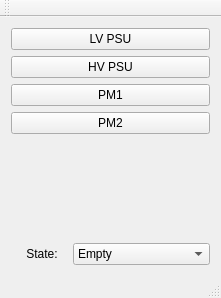
This is client_gui/forms/mainwindow.ui in m-fila/ELITPCdcs as Qt 5 draws it before an edit. The edited form follows.
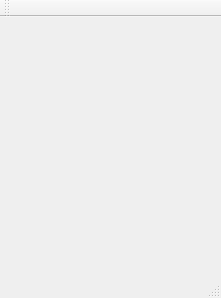
This is the edited form.

Diff of the .ui file:
```diff
--- a/client_gui/forms/mainwindow.ui
+++ b/client_gui/forms/mainwindow.ui
@@ -14,130 +14,7 @@
    <string>ELITPC DCS client</string>
   </property>
   <widget class="QWidget" name="centralWidget">
-   <layout class="QVBoxLayout" name="verticalLayout">
-    <item>
-     <widget class="QPushButton" name="StartLVpsu">
-      <property name="text">
-       <string>LV PSU</string>
-      </property>
-     </widget>
-    </item>
-    <item>
-     <widget class="QPushButton" name="StartHVpsu">
-      <property name="text">
-       <string>HV PSU</string>
-      </property>
-     </widget>
-    </item>
-    <item>
-     <widget class="QPushButton" name="StartPM1">
-      <property name="text">
-       <string>PM1</string>
-      </property>
-     </widget>
-    </item>
-    <item>
-     <widget class="QPushButton" name="StartPM2">
-      <property name="text">
-       <string>PM2</string>
-      </property>
-     </widget>
-    </item>
-    <item>
-     <spacer name="verticalSpacer">
-      <property name="orientation">
-       <enum>Qt::Vertical</enum>
-      </property>
-      <property name="sizeHint" stdset="0">
-       <size>
-        <width>20</width>
-        <height>40</height>
-       </size>
-      </property>
-     </spacer>
-    </item>
-    <item>
-     <layout class="QHBoxLayout" name="stateLayout">
-      <property name="leftMargin">
-       <number>6</number>
-      </property>
-      <property name="topMargin">
-       <number>0</number>
-      </property>
-      <property name="rightMargin">
-       <number>0</number>
-      </property>
-      <property name="bottomMargin">
-       <number>0</number>
-      </property>
-      <item>
-       <widget class="QLabel" name="stateLabel">
-        <property name="enabled">
-         <bool>true</bool>
-        </property>
-        <property name="sizePolicy">
-         <sizepolicy hsizetype="Preferred" vsizetype="Preferred">
-          <horstretch>0</horstretch>
-          <verstretch>0</verstretch>
-         </sizepolicy>
-        </property>
-        <property name="maximumSize">
-         <size>
-          <width>50</width>
-          <height>16777215</height>
-         </size>
-        </property>
-        <property name="layoutDirection">
-         <enum>Qt::LeftToRight</enum>
-        </property>
-        <property name="locale">
-         <locale language="English" country="UnitedKingdom"/>
-        </property>
-        <property name="text">
-         <string>State:</string>
-        </property>
-        <property name="alignment">
-         <set>Qt::AlignCenter</set>
-        </property>
-       </widget>
-      </item>
-      <item>
-       <widget class="QComboBox" name="stateBox">
-        <property name="currentText">
-         <string>Empty</string>
-        </property>
-        <property name="currentIndex">
-         <number>0</number>
-        </property>
-        <property name="maxCount">
-         <number>10</number>
-        </property>
-        <property name="insertPolicy">
-         <enum>QComboBox::InsertAtBottom</enum>
-        </property>
-        <property name="frame">
-         <bool>true</bool>
-        </property>
-        <item>
-         <property name="text">
-          <string>Empty</string>
-         </property>
-        </item>
-        <item>
-         <property name="text">
-          <string>Filling</string>
-         </property>
-        </item>
-        <item>
-         <property name="text">
-          <string>Ready</string>
-         </property>
-        </item>
-       </widget>
-      </item>
-     </layout>
-    </item>
-   </layout>
+   <layout class="QVBoxLayout" name="verticalLayout"/>
   </widget>
   <widget class="QMenuBar" name="menuBar">
    <property name="geometry">
```
